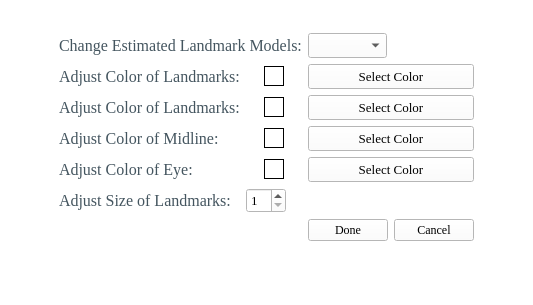
The window that uis/landmark_settings.ui (MEA-Summer/Emotrics_Plus) describes before a commit, drawn with Qt 5.
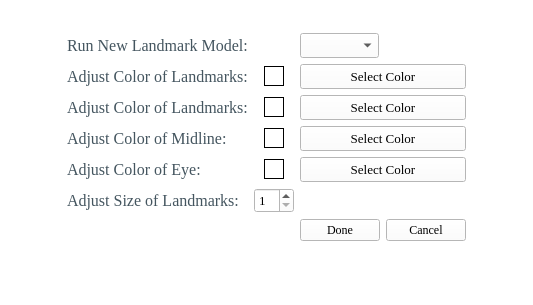
The same window after the commit. Icons and pictures are not drawn.

The edit to the form file:
```diff
--- a/uis/landmark_settings.ui
+++ b/uis/landmark_settings.ui
@@ -150,7 +150,7 @@
          <string notr="true">color: rgb(68, 85, 95);</string>
         </property>
         <property name="text">
-         <string>Change Estimated Landmark Models:</string>
+         <string>Run New Landmark Model:</string>
         </property>
        </widget>
       </item>
```
